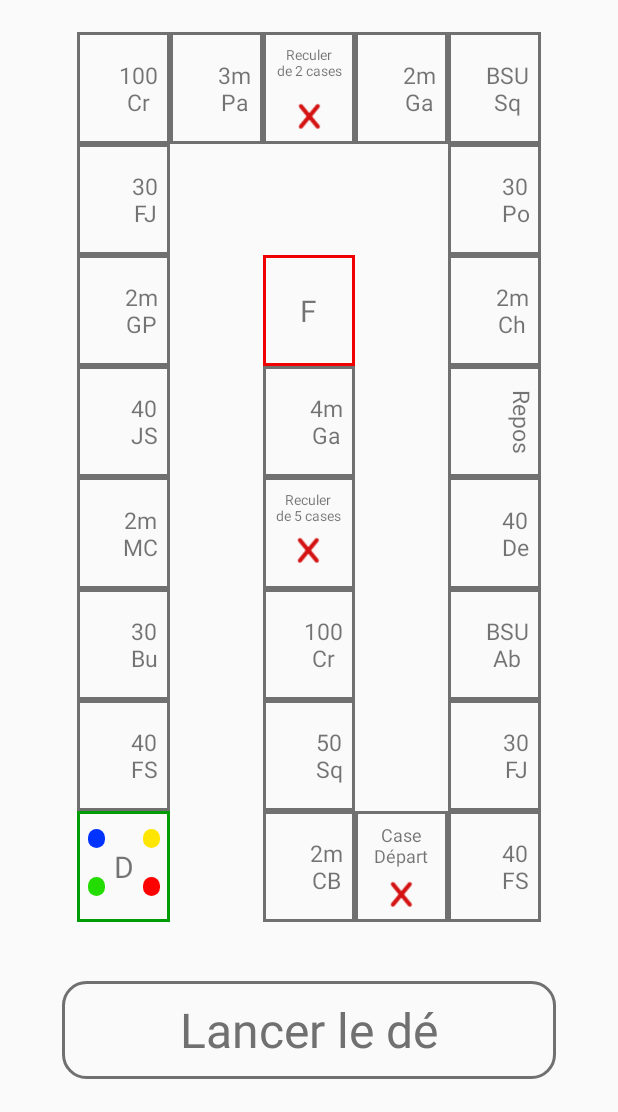
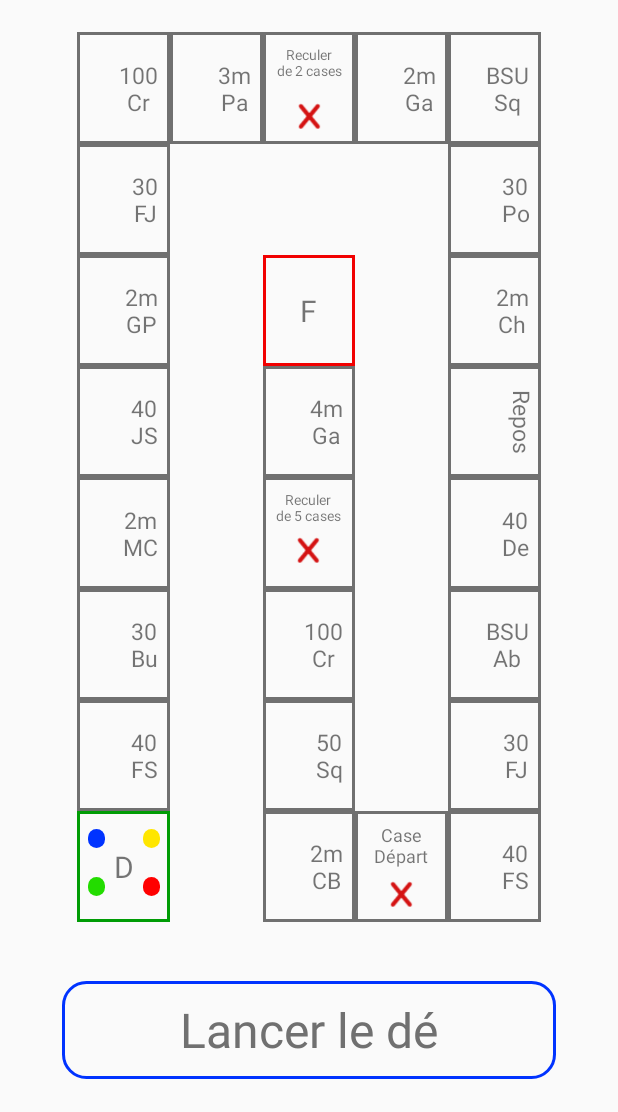
Before and after one commit to CornierQuentin/LePetitFlo, an Android app: the screen it shows after launch (MainActivity), on a phone screen of 412 x 824 dp, the part 124-1236 px from its top. Run offline under Robolectric (Android 15) with nearby library versions, the phone set to English and light mode, and no system bars; plain views replace BlurLayout.

Commit message:
Mise en place du changement de la couleur du bouton "Lancer le dé" par rapport au tour du joueur.

```diff
--- a/app/src/main/java/fr/cornier/lepetitflo/MainActivity.kt
+++ b/app/src/main/java/fr/cornier/lepetitflo/MainActivity.kt
@@ -9,8 +9,6 @@ import kotlinx.android.synthetic.main.activity_main.*
 
 
 class MainActivity : AppCompatActivity() {
-
-    var matchInProgress = 0
 
     var testMalusCase = 0
 
@@ -28,6 +26,8 @@ class MainActivity : AppCompatActivity() {
     var playerFinishTest = arrayOf(0, 0, 0, 0)
 
     var textList = arrayOf("Case\nDépart", "40\nFentes\nSautées", "30\nBurpees", "2 min\nMountain\nClimber", "40\nSquats Sautés", "2 min\nGainage\nPendule", "30\nFrog\nJumps", "100\nCrunchs", "3 min\nPapillion", "Reculer\nDe\n2 Cases", "2 min\nGainage", "BSU\nSquat", "30\nPompes", "2 min\nChaise", "Repos", "40\nDeeps", "BSU\nAbdos", "30\nFrog\nJumps", "40\nFentes\nSautées", "Retour à \nla Case\nDépart", "2 min\nCrunch\nBicylcle", "50\nSquats", "100\nCrunchs", "Reculer\nDe\n5 Cases", "4 min\nGainage", "Fin")
+
+    var buttonList = arrayListOf(R.drawable.blue_button, R.drawable.green_button, R.drawable.yellow_button, R.drawable.red_button)
 
     private var playerTurn = 0
 
@@ -156,9 +156,9 @@ class MainActivity : AppCompatActivity() {
 
             textAffichage.visibility = View.VISIBLE
             caseAffichage.visibility = View.VISIBLE
+        }
 
-            matchInProgress = 0
-        }
+        changeButtonColor(playerTurn)
     }
 
     private fun movePlayer(playerTurn:Int, testCaseClear:Int) {
@@ -297,4 +297,9 @@ class MainActivity : AppCompatActivity() {
         textAffichage.visibility = View.VISIBLE
         caseAffichage.visibility = View.VISIBLE
     }
+
+    private fun changeButtonColor(playerTurn:Int) {
+
+        dé.setBackgroundResource(buttonList[playerTurn])
+    }
 }
--- /dev/null
+++ b/app/src/main/res/drawable/blue_button.xml
@@ -0,0 +1,8 @@
+<?xml version="1.0" encoding="utf-8"?>
+<shape xmlns:android="http://schemas.android.com/apk/res/android" android:shape="rectangle">
+
+    <stroke android:color="#0033FF" android:width="2dp"/>
+
+    <corners android:radius="15dp" />
+
+</shape>
--- /dev/null
+++ b/app/src/main/res/drawable/green_button.xml
@@ -0,0 +1,8 @@
+<?xml version="1.0" encoding="utf-8"?>
+<shape xmlns:android="http://schemas.android.com/apk/res/android" android:shape="rectangle">
+
+    <stroke android:color="#23DC00" android:width="2dp"/>
+
+    <corners android:radius="15dp" />
+
+</shape>
--- /dev/null
+++ b/app/src/main/res/drawable/red_button.xml
@@ -0,0 +1,8 @@
+<?xml version="1.0" encoding="utf-8"?>
+<shape xmlns:android="http://schemas.android.com/apk/res/android" android:shape="rectangle">
+
+    <stroke android:color="#FF0000" android:width="2dp"/>
+
+    <corners android:radius="15dp" />
+
+</shape>
--- /dev/null
+++ b/app/src/main/res/drawable/yellow_button.xml
@@ -0,0 +1,8 @@
+<?xml version="1.0" encoding="utf-8"?>
+<shape xmlns:android="http://schemas.android.com/apk/res/android" android:shape="rectangle">
+
+    <stroke android:color="#FFE600" android:width="2dp"/>
+
+    <corners android:radius="15dp" />
+
+</shape>
--- a/app/src/main/res/layout/activity_main.xml
+++ b/app/src/main/res/layout/activity_main.xml
@@ -746,7 +746,7 @@
         android:id="@+id/dé"
         android:layout_width="0dp"
         android:layout_height="0dp"
-        android:background="@drawable/custom_button"
+        android:background="@drawable/blue_button"
         android:fontFamily="sans-serif"
         android:onClick="onDiceButtonClick"
         android:text="Lancer le dé"
@@ -764,7 +764,7 @@
         android:id="@+id/continuer"
         android:layout_width="0dp"
         android:layout_height="0dp"
-        android:background="@drawable/custom_button"
+        android:background="@drawable/normal_button"
         android:fontFamily="sans-serif"
         android:onClick="onContinueButtonClick"
         android:text="Continuer"
@@ -783,7 +783,7 @@
         android:id="@+id/restart"
         android:layout_width="0dp"
         android:layout_height="0dp"
-        android:background="@drawable/custom_button"
+        android:background="@drawable/normal_button"
         android:fontFamily="sans-serif"
         android:onClick="onRestartButtonClick"
         android:text="Recommencer"
@@ -802,7 +802,7 @@
         android:id="@+id/continueMalus"
         android:layout_width="0dp"
         android:layout_height="0dp"
-        android:background="@drawable/custom_button"
+        android:background="@drawable/normal_button"
         android:fontFamily="sans-serif"
         android:onClick="onContinueMalusButtonClick"
         android:text="Continuer"
@@ -821,7 +821,7 @@
         android:id="@+id/continueDice"
         android:layout_width="0dp"
         android:layout_height="0dp"
-        android:background="@drawable/custom_button"
+        android:background="@drawable/normal_button"
         android:fontFamily="sans-serif"
         android:onClick="onContinueDiceButtonClick"
         android:text="Continuer"
```
Also changed, not shown: app/src/main/res/drawable/normal_button.xml (renamed from app/src/main/res/drawable/custom_button.xml).
